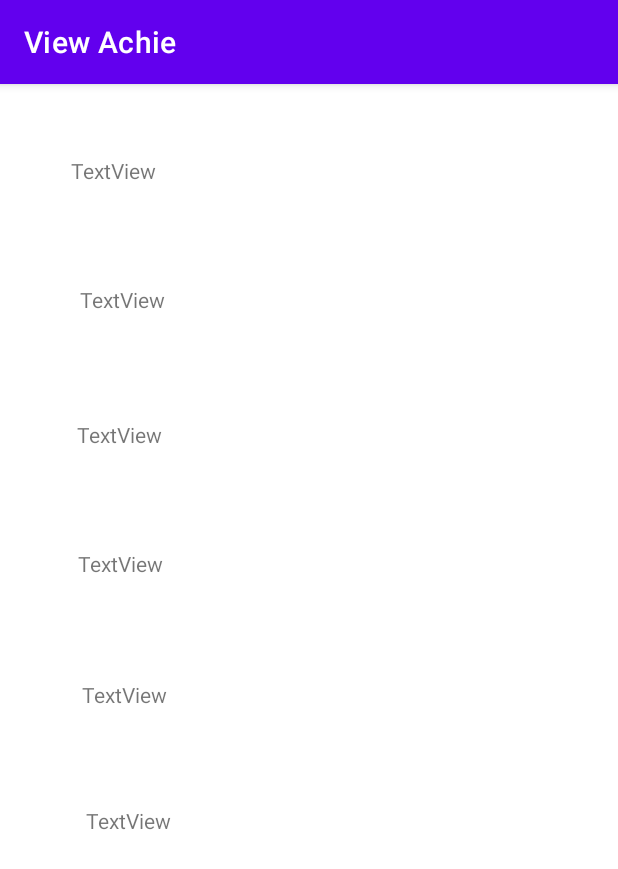
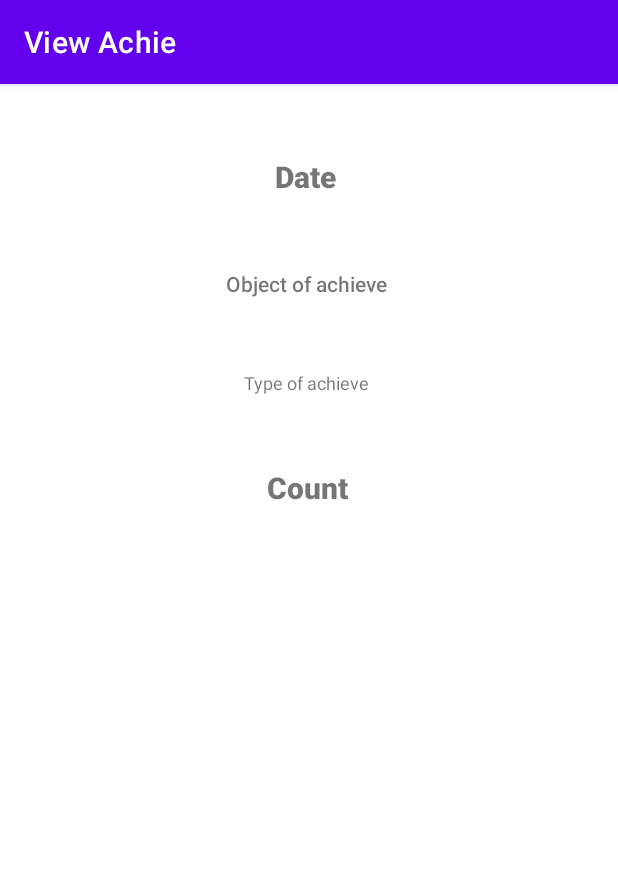
Before and after one commit to IgorKruchinin/AchieApp, an Android app: the ViewAchieActivity screen opened directly, with no data from a screen before it, on a phone screen of 412 x 824 dp. Shown: the top 869 px of the screen. Run offline under Robolectric (Android 15) with nearby library versions, the phone set to English and light mode, and no system bars; our stand-ins replace navigation-ui; 3 statements that could not run were skipped.

Commit message:
File output works

```diff
--- a/app/src/main/java/ru/ikkui/achie/AddProfActivity.java
+++ b/app/src/main/java/ru/ikkui/achie/AddProfActivity.java
@@ -38,6 +38,12 @@ public class AddProfActivity extends AppCompatActivity {
         TextView profileName = findViewById(R.id.profNameFld);
         Intent intent = new Intent(this, MainMenuActivity.class);
         USM profile = new USM(profileName.getText().toString(), this);
+        profile.create_ssec("date");
+        profile.create_ssec("object");
+        profile.create_ssec("type");
+        profile.create_ssec("measure");
+        profile.create_isec("count");
+        profile.to_file(this);
         intent.putExtra("profile", profile);
         startActivity(intent);
     }
--- a/app/src/main/java/ru/ikkui/achie/MainActivity.java
+++ b/app/src/main/java/ru/ikkui/achie/MainActivity.java
@@ -48,7 +48,6 @@ public class MainActivity extends AppCompatActivity {
             }
         };
         ProfileAdapter adapter = new ProfileAdapter(this, profiles, profileClickListener);
-        Toast.makeText(this, String.valueOf(profiles.size()), Toast.LENGTH_SHORT).show();
         rec.setAdapter(adapter);
 
     }
--- a/app/src/main/java/ru/ikkui/achie/ProfileAdapter.java
+++ b/app/src/main/java/ru/ikkui/achie/ProfileAdapter.java
@@ -1,7 +1,6 @@
 package ru.ikkui.achie;
 
 import android.content.Context;
-import android.content.Intent;
 import android.view.LayoutInflater;
 import android.view.View;
 import android.view.ViewGroup;
@@ -30,7 +29,7 @@ public class ProfileAdapter extends RecyclerView.Adapter<ProfileAdapter.ViewHold
     }
     @Override
     public ProfileAdapter.ViewHolder onCreateViewHolder(ViewGroup parent, int ViewType) {
-        View view = inflater.inflate(R.layout.list_achies, parent, false);
+        View view = inflater.inflate(R.layout.list_profiles, parent, false);
         return new ViewHolder(view);
     }
     @Override
--- a/app/src/main/java/ru/ikkui/achie/USM/IntSection.java
+++ b/app/src/main/java/ru/ikkui/achie/USM/IntSection.java
@@ -1,5 +1,6 @@
 package ru.ikkui.achie.USM;
 import java.io.Serializable;
+import java.util.ArrayList;
 import java.util.Vector;
 
 import java.util.List;
@@ -10,7 +11,7 @@ public class IntSection implements Section, Serializable {
     private final List<Integer> objects_;
     public IntSection(String name) {
         name_ = name;
-        objects_ = new Vector<>();
+        objects_ = new ArrayList<>();
     }
     public IntSection(String name, Integer[] vec) {
         name_ = name;
--- a/app/src/main/java/ru/ikkui/achie/USM/StringSection.java
+++ b/app/src/main/java/ru/ikkui/achie/USM/StringSection.java
@@ -1,5 +1,6 @@
 package ru.ikkui.achie.USM;
 import java.io.Serializable;
+import java.util.ArrayList;
 import java.util.Vector;
 
 import java.util.List;
@@ -10,7 +11,7 @@ public class StringSection implements Section, Serializable {
     private final List<String> objects_;
     public StringSection(String name) {
         name_ = name;
-        objects_ = new Vector<>();
+        objects_ = new ArrayList<>();
     }
     public int get_format() {
         return 1;
--- a/app/src/main/java/ru/ikkui/achie/ViewAchieActivity.java
+++ b/app/src/main/java/ru/ikkui/achie/ViewAchieActivity.java
@@ -7,12 +7,14 @@ import com.google.android.material.snackbar.Snackbar;
 import androidx.appcompat.app.AppCompatActivity;
 
 import android.view.View;
+import android.widget.TextView;
 
 import androidx.navigation.NavController;
 import androidx.navigation.Navigation;
 import androidx.navigation.ui.AppBarConfiguration;
 import androidx.navigation.ui.NavigationUI;
 
+import ru.ikkui.achie.USM.USM;
 import ru.ikkui.achie.databinding.ActivityViewAchieBinding;
 
 public class ViewAchieActivity extends AppCompatActivity {
@@ -29,6 +31,23 @@ public class ViewAchieActivity extends AppCompatActivity {
 
         setSupportActionBar(binding.toolbar);
 
+        Bundle arguments = getIntent().getExtras();
+
+        USM profile = (USM)arguments.get("profile");
+        int index = arguments.getInt("index");
+
+        TextView viewDate = findViewById(R.id.viewDate);
+        TextView viewObject = findViewById(R.id.viewObject);
+        TextView viewType = findViewById(R.id.viewType);
+        TextView viewCount = findViewById(R.id.viewCount);
+
+        if (index < profile.gets("date").size()) {
+            viewDate.setText(profile.gets("date").get(index));
+            viewObject.setText(profile.gets("object").get(index));
+            viewType.setText(profile.gets("type").get(index));
+            viewCount.setText(String.valueOf(profile.geti("count").get(index)) + " " + profile.gets("measure").get(index));
+        }
+
     }
 
 }
--- a/app/src/main/res/layout/activity_add_prof.xml
+++ b/app/src/main/res/layout/activity_add_prof.xml
@@ -20,6 +20,9 @@
 
     </com.google.android.material.appbar.AppBarLayout>
 
-    <include layout="@layout/content_add_prof" />
+    <include
+        layout="@layout/content_add_prof"
+        android:layout_width="match_parent"
+        android:layout_height="match_parent" />
 
 </androidx.coordinatorlayout.widget.CoordinatorLayout>
--- a/app/src/main/res/layout/content_main.xml
+++ b/app/src/main/res/layout/content_main.xml
@@ -6,7 +6,7 @@
     app:layout_behavior="@string/appbar_scrolling_view_behavior">
 
     <com.google.android.material.floatingactionbutton.FloatingActionButton
-        android:id="@+id/floatingActionButton2"
+        android:id="@+id/addProfileBtn"
         android:layout_width="wrap_content"
         android:layout_height="wrap_content"
         android:layout_marginEnd="16dp"
--- a/app/src/main/res/layout/content_main_menu.xml
+++ b/app/src/main/res/layout/content_main_menu.xml
@@ -20,11 +20,12 @@
         app:srcCompat="@android:drawable/ic_input_add" />
 
     <androidx.recyclerview.widget.RecyclerView
-        android:id="@+id/achies"
+        android:id="@+id/achies_list"
         android:layout_width="381dp"
         android:layout_height="699dp"
         android:layout_marginStart="16dp"
         android:layout_marginTop="16dp"
+        app:layoutManager="androidx.recyclerview.widget.LinearLayoutManager"
         app:layout_constraintStart_toStartOf="parent"
         app:layout_constraintTop_toTopOf="parent" />
 
--- a/app/src/main/res/layout/content_view_achie.xml
+++ b/app/src/main/res/layout/content_view_achie.xml
@@ -7,67 +7,53 @@
     app:layout_behavior="@string/appbar_scrolling_view_behavior">
 
     <TextView
-        android:id="@+id/textView"
-        android:layout_width="316dp"
-        android:layout_height="38dp"
+        android:id="@+id/viewDate"
+        android:layout_width="wrap_content"
+        android:layout_height="wrap_content"
         android:layout_marginTop="48dp"
-        android:text="TextView"
+        android:fontFamily="sans-serif-black"
+        android:text="@string/date"
+        android:textSize="20sp"
         app:layout_constraintEnd_toEndOf="parent"
         app:layout_constraintHorizontal_bias="0.494"
         app:layout_constraintStart_toStartOf="parent"
         app:layout_constraintTop_toTopOf="parent" />
 
     <TextView
-        android:id="@+id/textView2"
-        android:layout_width="304dp"
-        android:layout_height="42dp"
+        android:id="@+id/viewObject"
+        android:layout_width="wrap_content"
+        android:layout_height="wrap_content"
         android:layout_marginTop="48dp"
-        android:text="TextView"
+        android:fontFamily="sans-serif-medium"
+        android:text="@string/object"
         app:layout_constraintEnd_toEndOf="parent"
         app:layout_constraintHorizontal_bias="0.495"
         app:layout_constraintStart_toStartOf="parent"
-        app:layout_constraintTop_toBottomOf="@+id/textView" />
+        app:layout_constraintTop_toBottomOf="@+id/viewDate" />
 
     <TextView
-        android:id="@+id/textView3"
-        android:layout_width="308dp"
-        android:layout_height="38dp"
+        android:id="@+id/viewType"
+        android:layout_width="wrap_content"
+        android:layout_height="wrap_content"
         android:layout_marginTop="48dp"
-        android:text="TextView"
+        android:text="@string/type"
+        android:textSize="12sp"
         app:layout_constraintEnd_toEndOf="parent"
         app:layout_constraintHorizontal_bias="0.495"
         app:layout_constraintStart_toStartOf="parent"
-        app:layout_constraintTop_toBottomOf="@+id/textView2" />
+        app:layout_constraintTop_toBottomOf="@+id/viewObject" />
 
     <TextView
-        android:id="@+id/textView4"
-        android:layout_width="305dp"
-        android:layout_height="39dp"
+        android:id="@+id/viewCount"
+        android:layout_width="wrap_content"
+        android:layout_height="wrap_content"
         android:layout_marginTop="48dp"
-        android:text="TextView"
+        android:fontFamily="sans-serif-black"
+        android:text="@string/count"
+        android:textSize="20sp"
         app:layout_constraintEnd_toEndOf="parent"
-        app:layout_constraintHorizontal_bias="0.49"
+        app:layout_constraintHorizontal_bias="0.498"
         app:layout_constraintStart_toStartOf="parent"
-        app:layout_constraintTop_toBottomOf="@+id/textView3" />
+        app:layout_constraintTop_toBottomOf="@+id/viewType" />
 
-    <TextView
-        android:id="@+id/textView5"
-        android:layout_width="302dp"
-        android:layout_height="36dp"
-        android:layout_marginTop="48dp"
-        android:text="TextView"
-        app:layout_constraintEnd_toEndOf="parent"
-        app:layout_constraintHorizontal_bias="0.495"
-        app:layout_constraintStart_toStartOf="parent"
-        app:layout_constraintTop_toBottomOf="@+id/textView4" />
-
-    <TextView
-        android:id="@+id/textView6"
-        android:layout_width="297dp"
-        android:layout_height="32dp"
-        android:layout_marginTop="48dp"
-        android:text="TextView"
-        app:layout_constraintEnd_toEndOf="parent"
-        app:layout_constraintStart_toStartOf="parent"
-        app:layout_constraintTop_toBottomOf="@+id/textView5" />
 </androidx.constraintlayout.widget.ConstraintLayout>
--- a/app/src/main/res/values/strings.xml
+++ b/app/src/main/res/values/strings.xml
@@ -16,4 +16,5 @@
     <string name="title_activity_main_menu">Main</string>
     <string name="title_activity_add_prof">Add profile</string>
     <string name="name">Name</string>
+    <string name="of">of</string>
 </resources>
```
Also changed, not shown: app/src/main/java/ru/ikkui/achie/MainMenuActivity.java (+21 -7 lines), app/src/main/java/ru/ikkui/achie/USMAdapter.java (+56 -9 lines), app/src/main/res/layout/list_achies.xml (+34 -9 lines), app/src/main/res/layout/list_profiles.xml (added, +20 -0 lines), 1 other file.
